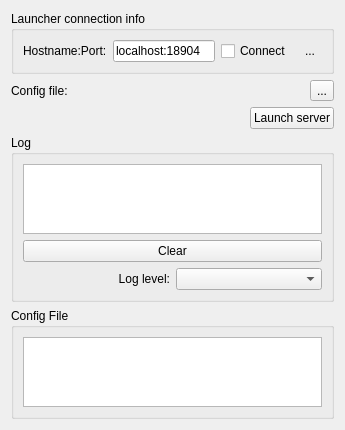
This is PlusRemote/Widgets/Resources/UI/qMRMLPlusServerLauncherRemoteWidget.ui in openigtlink/SlicerOpenIGTLink as Qt 5 draws it before an edit. The edited form follows.
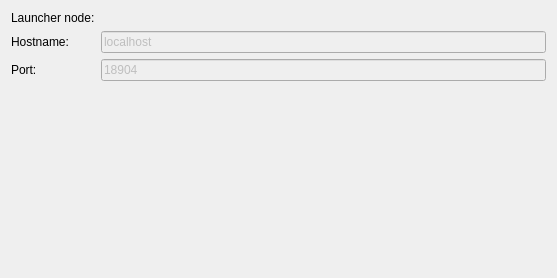
This is the edited form. Icons and pictures are not drawn. Custom widgets are drawn as their Qt base class.

Commit message: ENH: Revamp PlusRemote server control

```diff
--- a/PlusRemote/Widgets/Resources/UI/qMRMLPlusServerLauncherRemoteWidget.ui
+++ b/PlusRemote/Widgets/Resources/UI/qMRMLPlusServerLauncherRemoteWidget.ui
@@ -6,8 +6,8 @@
    <rect>
     <x>0</x>
     <y>0</y>
-    <width>345</width>
-    <height>198</height>
+    <width>557</width>
+    <height>278</height>
    </rect>
   </property>
   <property name="windowTitle">
@@ -18,84 +18,49 @@
     <enum>QLayout::SetMinimumSize</enum>
    </property>
    <item>
-    <widget class="ctkCollapsibleGroupBox" name="LauncherConnectionGroupBox">
-     <property name="title">
-      <string>Launcher connection info</string>
-     </property>
-     <layout class="QHBoxLayout" name="HorizontalLayout">
-      <item>
-       <widget class="QLabel" name="HostnameLabel">
-        <property name="text">
-         <string>Hostname:Port:</string>
-        </property>
-       </widget>
-      </item>
-      <item>
-       <widget class="QLineEdit" name="HostnameLineEdit">
-        <property name="text">
-         <string>localhost:18904</string>
-        </property>
-       </widget>
-      </item>
-      <item>
-       <widget class="QCheckBox" name="LauncherConnectCheckBox">
-        <property name="text">
-         <string>Connect</string>
-        </property>
-       </widget>
-      </item>
-      <item>
-       <widget class="QToolButton" name="LauncherStatusButton">
-        <property name="text">
-         <string>...</string>
-        </property>
-        <property name="icon">
-         <iconset resource="../qMRMLPlusServerLauncherRemoteWidget.qrc">
-          <normaloff>:/Icons/PlusLauncherRemoteDisconnected.png</normaloff>:/Icons/PlusLauncherRemoteDisconnected.png</iconset>
-        </property>
-        <property name="iconSize">
-         <size>
-          <width>30</width>
-          <height>30</height>
-         </size>
-        </property>
-        <property name="checkable">
-         <bool>true</bool>
-        </property>
-        <property name="popupMode">
-         <enum>QToolButton::InstantPopup</enum>
-        </property>
-        <property name="toolButtonStyle">
-         <enum>Qt::ToolButtonIconOnly</enum>
-        </property>
-        <property name="autoRaise">
-         <bool>true</bool>
-        </property>
-        <property name="arrowType">
-         <enum>Qt::NoArrow</enum>
-        </property>
-       </widget>
-      </item>
-     </layout>
-    </widget>
-   </item>
-   <item>
-    <layout class="QHBoxLayout" name="LoadConfigLayout">
-     <item>
-      <widget class="QLabel" name="ConfigFileLabel">
+    <layout class="QFormLayout" name="formLayout">
+     <item row="2" column="0">
+      <widget class="QLabel" name="HostnameLabel">
+       <property name="enabled">
+        <bool>true</bool>
+       </property>
        <property name="text">
-        <string>Config file:</string>
+        <string>Hostname:</string>
        </property>
       </widget>
      </item>
-     <item>
-      <widget class="qMRMLNodeComboBox" name="ConfigFileSelectorComboBox">
+     <item row="2" column="1">
+      <widget class="QLineEdit" name="HostnameLineEdit">
        <property name="enabled">
         <bool>false</bool>
        </property>
-       <property name="focusPolicy">
-        <enum>Qt::WheelFocus</enum>
+       <property name="text">
+        <string>localhost</string>
        </property>
+      </widget>
+     </item>
+     <item row="3" column="0">
+      <widget class="QLabel" name="PortLabel">
+       <property name="enabled">
+        <bool>true</bool>
+       </property>
+       <property name="text">
+        <string>Port:</string>
+       </property>
+      </widget>
+     </item>
+     <item row="3" column="1">
+      <widget class="QLineEdit" name="PortLineEdit">
+       <property name="enabled">
+        <bool>false</bool>
+       </property>
+       <property name="text">
+        <string>18904</string>
+       </property>
+      </widget>
+     </item>
+     <item row="1" column="1">
+      <widget class="qMRMLNodeComboBox" name="PlusServerLauncherComboBox">
        <property name="nodeTypes">
         <stringlist>
          <string>vtkMRMLTextNode</string>
@@ -104,125 +69,22 @@
        <property name="addEnabled">
         <bool>false</bool>
        </property>
-      </widget>
-     </item>
-     <item>
-      <widget class="QToolButton" name="LoadConfigFileButton">
-       <property name="text">
-        <string>...</string>
+       <property name="renameEnabled">
+        <bool>true</bool>
        </property>
       </widget>
      </item>
-    </layout>
-   </item>
-   <item>
-    <layout class="QHBoxLayout" name="LaunchServerLayout">
-     <item>
-      <spacer name="HorizontalSpacer">
-       <property name="orientation">
-        <enum>Qt::Horizontal</enum>
-       </property>
-       <property name="sizeHint" stdset="0">
-        <size>
-         <width>40</width>
-         <height>20</height>
-        </size>
-       </property>
-      </spacer>
-     </item>
-     <item>
-      <widget class="QPushButton" name="StartStopServerButton">
+     <item row="1" column="0">
+      <widget class="QLabel" name="label">
        <property name="text">
-        <string>Launch server</string>
+        <string>Launcher node:</string>
        </property>
-       <property name="iconSize">
-        <size>
-         <width>20</width>
-         <height>20</height>
-        </size>
-       </property>
       </widget>
      </item>
     </layout>
    </item>
    <item>
-    <widget class="QGroupBox" name="LogGroupBox">
-     <property name="visible">
-      <bool>false</bool>
-     </property>
-     <property name="title">
-      <string>Log</string>
-     </property>
-     <layout class="QVBoxLayout" name="verticalLayout_4">
-      <item>
-       <widget class="QTextEdit" name="ServerLogTextEdit">
-        <property name="readOnly">
-         <bool>true</bool>
-        </property>
-       </widget>
-      </item>
-      <item>
-       <widget class="QPushButton" name="ClearLogButton">
-        <property name="text">
-         <string>Clear</string>
-        </property>
-       </widget>
-      </item>
-      <item>
-       <layout class="QHBoxLayout" name="HorizontalLayout_3">
-        <item>
-         <widget class="QLabel" name="LogLevelLabel">
-          <property name="text">
-           <string>Log level:</string>
-          </property>
-          <property name="alignment">
-           <set>Qt::AlignRight|Qt::AlignTrailing|Qt::AlignVCenter</set>
-          </property>
-         </widget>
-        </item>
-        <item>
-         <widget class="QComboBox" name="LogLevelComboBox"/>
-        </item>
-       </layout>
-      </item>
-     </layout>
-    </widget>
-   </item>
-   <item>
-    <widget class="ctkCollapsibleGroupBox" name="ConfigFileGroupBox">
-     <property name="title">
-      <string>Config File</string>
-     </property>
-     <property name="collapsed">
-      <bool>true</bool>
-     </property>
-     <layout class="QHBoxLayout" name="horizontalLayout_5">
-      <item>
-       <layout class="QVBoxLayout" name="verticalLayout">
-        <item>
-         <widget class="QTextEdit" name="ConfigFileTextEdit">
-          <property name="readOnly">
-           <bool>true</bool>
-          </property>
-         </widget>
-        </item>
-       </layout>
-      </item>
-     </layout>
-    </widget>
-   </item>
-   <item>
-    <spacer name="VerticalSpacer">
-     <property name="orientation">
-      <enum>Qt::Vertical</enum>
-     </property>
-     <property name="sizeHint" stdset="0">
-      <size>
-       <width>20</width>
-       <height>40</height>
-      </size>
-     </property>
-    </spacer>
+    <widget class="qMRMLPlusServerLauncherTableView" name="PlusServerLauncherTable"/>
    </item>
   </layout>
  </widget>
@@ -240,10 +102,9 @@
    <container>1</container>
   </customwidget>
   <customwidget>
-   <class>ctkCollapsibleGroupBox</class>
-   <extends>QGroupBox</extends>
-   <header>ctkCollapsibleGroupBox.h</header>
-   <container>1</container>
+   <class>qMRMLPlusServerLauncherTableView</class>
+   <extends>qMRMLWidget</extends>
+   <header>qMRMLPlusServerLauncherTableView.h</header>
   </customwidget>
  </customwidgets>
  <resources>
```
Left out of the diff: 56 changed lines with no effect on the pictures. The commit also changes 41 other files.
